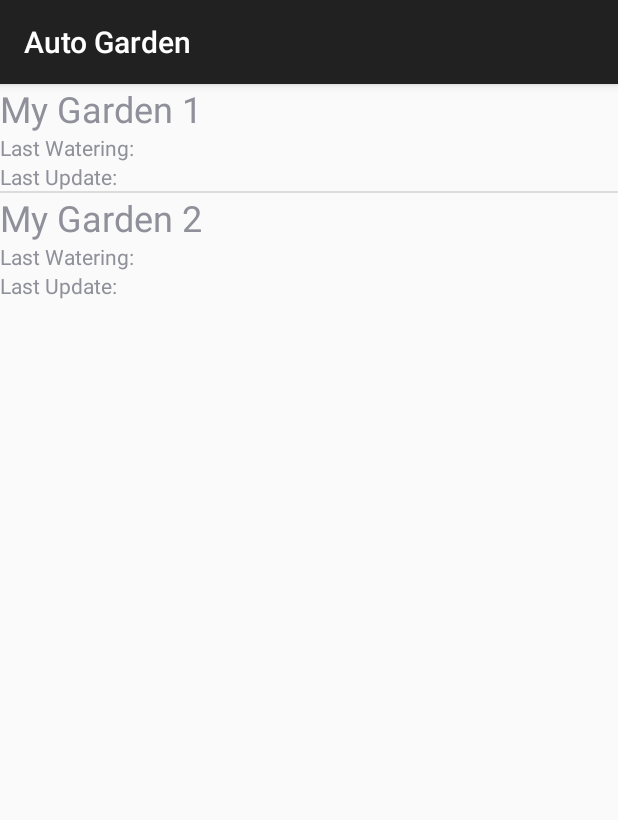
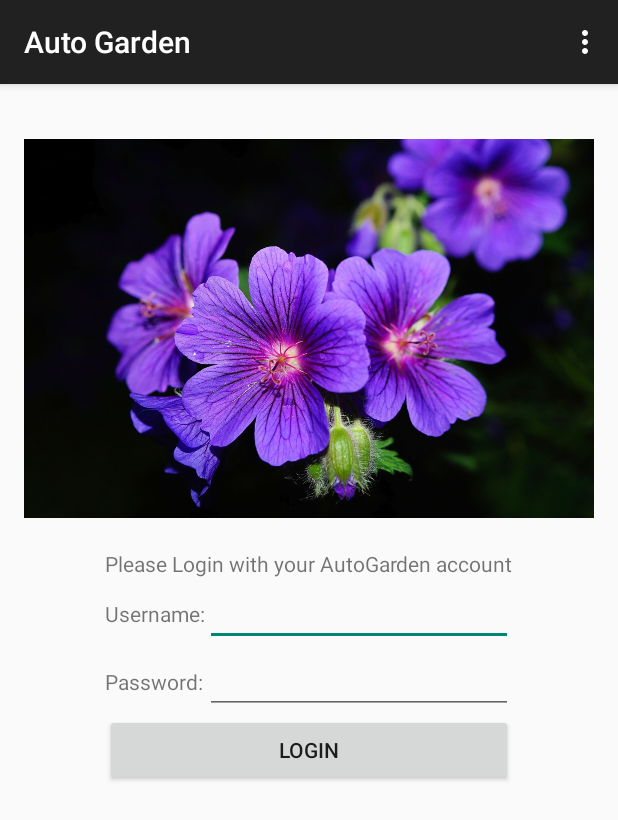
Before and after one commit to bpomerenke/self_watering_garden_arduino, an Android app: the screen it shows after launch (DeviceListActivity before the commit, LoginActivity after it), on a phone screen of 412 x 824 dp. Shown: the top 820 px of the screen. Run offline under Robolectric (Android 15) with nearby library versions, the phone set to English and light mode, and no system bars; our stand-ins replace Dagger/Hilt's generated code, Volley; 1 statement that could not run was skipped.

Commit message:
Start adding login and playing with Volley. Lance

```diff
--- a/Android/AutoGarden/build.gradle
+++ b/Android/AutoGarden/build.gradle
@@ -36,6 +36,7 @@ dependencies {
     compile "com.squareup.okhttp:okhttp-urlconnection:1.6.0"
     compile 'com.squareup.dagger:dagger:1.2.2'
     provided 'com.squareup.dagger:dagger-compiler:1.2.2'
+    compile 'com.mcxiaoke.volley:library:1.0.6'
 
     mockservicesCompile("com.squareup.okhttp:mockwebserver:1.6.0") {
         exclude group: "org.bouncycastle"
--- /dev/null
+++ b/Android/AutoGarden/src/main/java/org/autogarden/login/LoginActivity.java
@@ -0,0 +1,51 @@
+package org.autogarden.login;
+
+import android.content.Intent;
+import android.os.Bundle;
+import android.support.v7.app.ActionBarActivity;
+import android.view.Menu;
+import android.view.MenuItem;
+
+import org.autogarden.DeviceListActivity;
+import org.autogarden.R;
+
+public class LoginActivity extends ActionBarActivity implements LoginFragmentListener {
+
+    @Override
+    protected void onCreate(Bundle savedInstanceState) {
+        super.onCreate(savedInstanceState);
+        setContentView(R.layout.login_activity);
+        if (savedInstanceState == null) {
+            getSupportFragmentManager().beginTransaction()
+                    .add(R.id.container, new LoginFragment())
+                    .commit();
+        }
+    }
+
+    @Override
+    public boolean onCreateOptionsMenu(Menu menu) {
+        // Inflate the menu; this adds items to the action bar if it is present.
+        getMenuInflater().inflate(R.menu.menu_resource, menu);
+        return true;
+    }
+
+    @Override
+    public boolean onOptionsItemSelected(MenuItem item) {
+        // Handle action bar item clicks here. The action bar will
+        // automatically handle clicks on the Home/Up button, so long
+        // as you specify a parent activity in AndroidManifest.xml.
+        int id = item.getItemId();
+
+        //noinspection SimplifiableIfStatement
+        if (id == R.id.action_settings) {
+            return true;
+        }
+
+        return super.onOptionsItemSelected(item);
+    }
+
+    @Override
+    public void loginSuccessful() {
+        startActivity(new Intent(this, DeviceListActivity.class));
+    }
+}
--- /dev/null
+++ b/Android/AutoGarden/src/main/java/org/autogarden/login/LoginFragment.java
@@ -0,0 +1,71 @@
+package org.autogarden.login;
+
+
+import android.app.Activity;
+import android.os.Bundle;
+import android.support.v4.app.Fragment;
+import android.util.Log;
+import android.view.LayoutInflater;
+import android.view.View;
+import android.view.ViewGroup;
+import android.widget.TextView;
+import android.widget.Toast;
+
+import com.android.volley.RequestQueue;
+import com.android.volley.Response;
+import com.android.volley.VolleyError;
+
+import org.autogarden.R;
+import org.autogarden.dto.AuthenticationRequest;
+import org.autogarden.dto.AuthenticationResponse;
+import org.autogarden.service.PostGsonRequest;
+import org.autogarden.service.RequestQueueSingleton;
+import org.autogarden.service.Service;
+import org.autogarden.service.TokenManager;
+
+import static com.android.volley.Response.ErrorListener;
+
+public class LoginFragment extends Fragment {
+    private LoginFragmentListener loginFragmentListener;
+
+    @Override
+    public View onCreateView(LayoutInflater inflater, ViewGroup container,
+                             Bundle savedInstanceState) {
+
+        View rootView = inflater.inflate(R.layout.login_fragment, container, false);
+        rootView.findViewById(R.id.login_button).setOnClickListener(new View.OnClickListener() {
+            @Override
+            public void onClick(View v) {
+                login();
+            }
+        });
+        return rootView;
+    }
+
+    @Override
+    public void onAttach(Activity activity) {
+        super.onAttach(activity);
+        loginFragmentListener = (LoginFragmentListener)activity;
+    }
+
+    private void login() {
+        String userName = ((TextView) getView().findViewById(R.id.login_username)).getText().toString();
+        String password = ((TextView) getView().findViewById(R.id.login_password)).getText().toString();
+        AuthenticationRequest authenticationRequest = new AuthenticationRequest(userName, password);
+        PostGsonRequest<AuthenticationResponse> request = new PostGsonRequest<>(Service.URL + "/authenticate", authenticationRequest, AuthenticationResponse.class, new Response.Listener<AuthenticationResponse>() {
+            @Override
+            public void onResponse(AuthenticationResponse response) {
+                TokenManager.getInstance().setToken(response.getToken());
+
+            }
+        }, new ErrorListener() {
+            @Override
+            public void onErrorResponse(VolleyError error) {
+                Log.e(LoginFragment.class.getSimpleName(), "VolleyError " + error);
+                Toast.makeText(getActivity(), error.toString(), Toast.LENGTH_LONG).show();
+            }
+        });
+        RequestQueue instance = RequestQueueSingleton.getInstance(getActivity());
+        instance.add(request);
+    }
+}
--- /dev/null
+++ b/Android/AutoGarden/src/main/java/org/autogarden/login/LoginFragmentListener.java
@@ -0,0 +1,5 @@
+package org.autogarden.login;
+
+public interface LoginFragmentListener {
+    void loginSuccessful();
+}
--- /dev/null
+++ b/Android/AutoGarden/src/main/java/org/autogarden/service/Service.java
@@ -0,0 +1,5 @@
+package org.autogarden.service;
+
+public interface Service {
+    String URL = "http://onedogdev.com";
+}
--- /dev/null
+++ b/Android/AutoGarden/src/main/res/layout/login_activity.xml
@@ -0,0 +1,4 @@
+<FrameLayout xmlns:android="http://schemas.android.com/apk/res/android"
+    xmlns:tools="http://schemas.android.com/tools" android:id="@+id/container"
+    android:layout_width="match_parent" android:layout_height="match_parent"
+    tools:context="org.autogarden.login.LoginActivity" tools:ignore="MergeRootFrame" />
--- /dev/null
+++ b/Android/AutoGarden/src/main/res/layout/login_fragment.xml
@@ -0,0 +1,79 @@
+<LinearLayout xmlns:android="http://schemas.android.com/apk/res/android"
+    xmlns:tools="http://schemas.android.com/tools"
+    android:layout_width="match_parent"
+    android:layout_height="match_parent"
+    android:orientation="vertical"
+    android:paddingBottom="@dimen/activity_vertical_margin"
+    android:paddingLeft="@dimen/activity_horizontal_margin"
+    android:paddingRight="@dimen/activity_horizontal_margin"
+    android:paddingTop="@dimen/activity_vertical_margin"
+    tools:context="org.autogarden.login.LoginActivity$PlaceholderFragment">
+
+    <ImageView
+        android:layout_width="match_parent"
+        android:layout_height="0dp"
+        android:layout_weight=".5"
+        android:src="@drawable/flowers" />
+
+    <LinearLayout
+        android:layout_width="wrap_content"
+        android:layout_height="0dp"
+        android:layout_gravity="center"
+        android:layout_weight=".50"
+        android:orientation="vertical">
+
+        <TextView
+            android:layout_width="wrap_content"
+            android:layout_height="wrap_content"
+            android:layout_gravity="center"
+            android:text="@string/please_login" />
+
+        <TableLayout
+            android:layout_width="match_parent"
+            android:layout_height="wrap_content">
+
+            <TableRow>
+
+                <TextView
+                    android:layout_width="wrap_content"
+                    android:layout_height="wrap_content"
+                    android:text="Username:" />
+
+                <EditText
+                    android:id="@+id/login_username"
+                    android:layout_width="0dp"
+                    android:layout_height="wrap_content"
+                    android:layout_weight="1.0" />
+            </TableRow>
+
+            <TableRow>
+
+                <TextView
+                    android:layout_width="wrap_content"
+                    android:layout_height="wrap_content"
+                    android:text="Password:" />
+
+                <EditText
+                    android:id="@+id/login_password"
+                    android:layout_width="0dp"
+                    android:layout_height="wrap_content"
+                    android:layout_weight="1.0"
+                    android:inputType="textPassword" />
+            </TableRow>
+
+        </TableLayout>
+
+        <Button
+            android:id="@+id/login_button"
+            android:layout_width="match_parent"
+            android:layout_height="wrap_content"
+            android:text="@string/login" />
+
+    </LinearLayout>
+
+    <View
+        android:layout_width="wrap_content"
+        android:layout_height="0dp"
+        android:layout_weight=".25" />
+
+</LinearLayout>
--- /dev/null
+++ b/Android/AutoGarden/src/main/res/menu/menu_resource.xml
@@ -0,0 +1,6 @@
+<menu xmlns:android="http://schemas.android.com/apk/res/android"
+    xmlns:app="http://schemas.android.com/apk/res-auto"
+    xmlns:tools="http://schemas.android.com/tools" tools:context="org.autogarden.login.LoginActivity">
+    <item android:id="@+id/action_settings" android:title="@string/action_settings"
+        android:orderInCategory="100" app:showAsAction="never" />
+</menu>
--- /dev/null
+++ b/Android/AutoGarden/src/main/res/values-w820dp/dimens.xml
@@ -0,0 +1,6 @@
+<resources>
+    <!-- Example customization of dimensions originally defined in res/values/dimens.xml
+         (such as screen margins) for screens with more than 820dp of available width. This
+         would include 7" and 10" devices in landscape (~960dp and ~1280dp respectively). -->
+    <dimen name="activity_horizontal_margin">64dp</dimen>
+</resources>
--- a/Android/AutoGarden/src/main/res/values/strings.xml
+++ b/Android/AutoGarden/src/main/res/values/strings.xml
@@ -4,5 +4,10 @@
     <string name="app_name">AutoGarden</string>
     <string name="auto_garden">Auto Garden</string>
     <string name="device_Detail">Device Detail</string>
+    <string name="title_activity_login">LoginActivity</string>
+    <string name="hello_world">Hello world!</string>
+    <string name="action_settings">Settings</string>
+    <string name="please_login">Please Login with your AutoGarden account</string>
+    <string name="login">Login</string>
 
 </resources>
```
Also changed, not shown: Android/AutoGarden/src/main/AndroidManifest.xml (+6 -1 lines), Android/AutoGarden/src/main/java/org/autogarden/dto/AuthenticationRequest.java (added, +11 -0 lines), Android/AutoGarden/src/main/java/org/autogarden/dto/AuthenticationResponse.java (added, +9 -0 lines), Android/AutoGarden/src/main/java/org/autogarden/service/AbstractGsonRequest.java (added, +66 -0 lines), Android/AutoGarden/src/main/java/org/autogarden/service/GetGsonRequest.java (added, +10 -0 lines), Android/AutoGarden/src/main/java/org/autogarden/service/PostGsonRequest.java (added, +18 -0 lines), Android/AutoGarden/src/main/java/org/autogarden/service/RequestQueueSingleton.java (added, +18 -0 lines), Android/AutoGarden/src/main/java/org/autogarden/service/TokenManager.java (added, +25 -0 lines), Android/AutoGarden/src/main/res/drawable/flowers.jpg (added), 1 other file.
